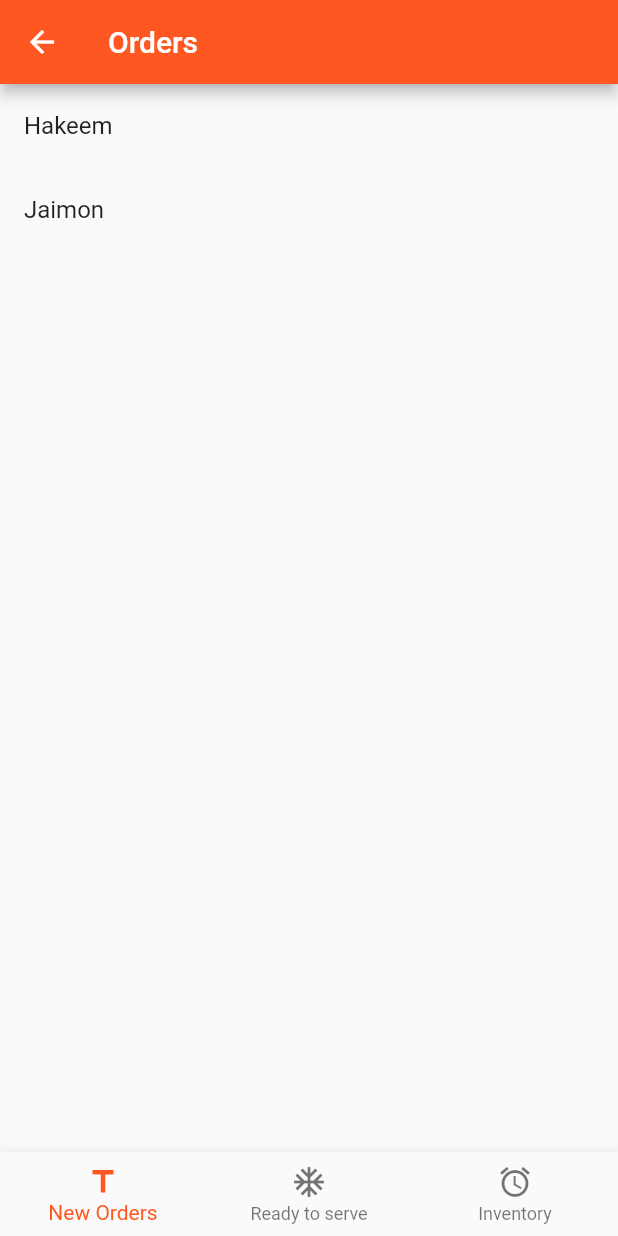
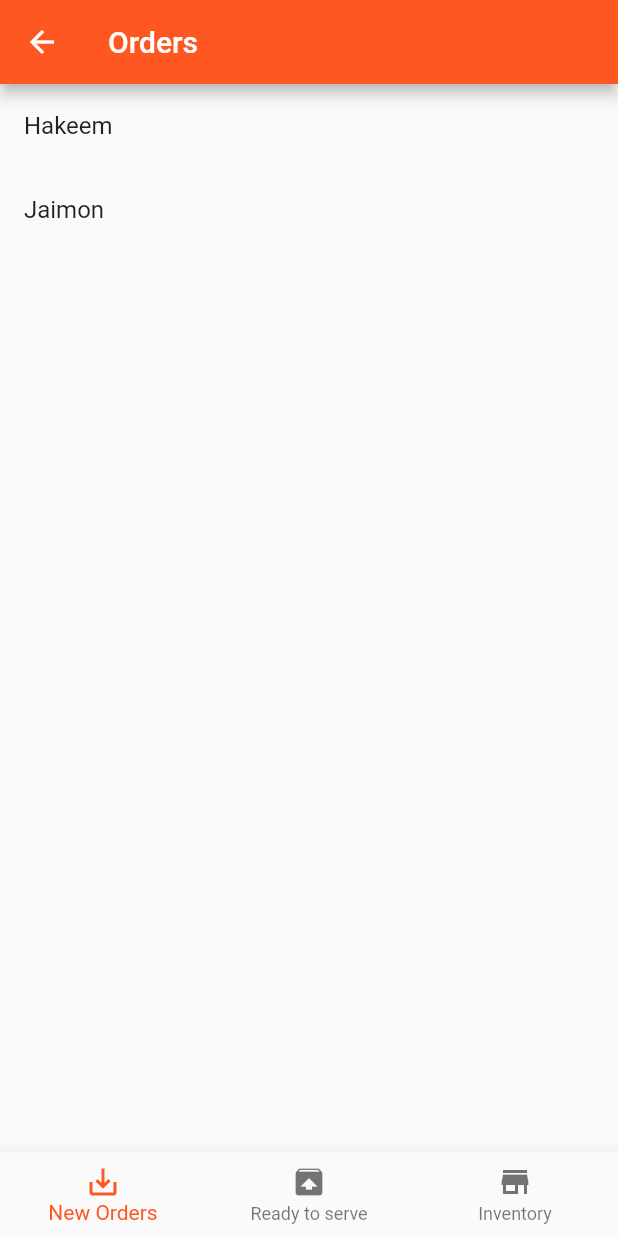
Before and after one commit to MAHakeem-MK/shop_q, a Flutter app: the ShopOwnerHome screen opened directly, on a phone screen of 412 x 824 dp. Run offline on Flutter 3.47's test engine with Material 2 defaults, Android fonts, the phone set to English and light mode, and no system bars; our stand-ins replace getflutter, google_fonts.

Commit message:
bottom navigation icons update.

```diff
--- a/lib/pages/ShopOwnerHome.dart
+++ b/lib/pages/ShopOwnerHome.dart
@@ -26,9 +26,9 @@ class _ShopOwnerHomeState extends State<ShopOwnerHome> {
                 )),
       ),
       bottomNavigationBar: BottomNavigationBar(items: [
-        BottomNavigationBarItem(icon: Icon(Icons.title),title: Text("New Orders")),
-        BottomNavigationBarItem(icon: Icon(Icons.ac_unit),title: Text("Ready to serve")),
-        BottomNavigationBarItem(icon: Icon(Icons.access_alarm),title: Text("Inventory")),
+        BottomNavigationBarItem(icon: Icon(Icons.save_alt),title: Text("New Orders")),
+        BottomNavigationBarItem(icon: Icon(Icons.unarchive),title: Text("Ready to serve")),
+        BottomNavigationBarItem(icon: Icon(Icons.store),title: Text("Inventory")),
       ]),
     );
   }
```
